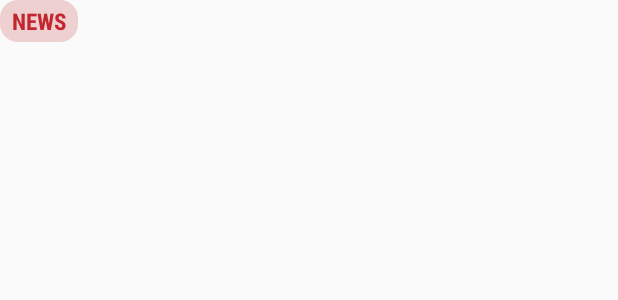
After one commit to tomstark99/epigram, an Android app: the layout element_tag_author.xml on its own in the app's theme, with its tools: preview values and no code run, on a phone screen of 412 x 824 dp. The commit adds this screen. Shown: the top 300 px of the screen. Run offline under Robolectric (Android 15) with nearby library versions, the phone set to English and light mode, and no system bars; network calls fail.

Commit message:
Image Caching
- Glide now only loads images into memory rather than on disk cache, drastically reducing disk usage
- Glide memory is cleared on application start
- Added dedicated author tag with increased text size
- added new element to be used when new articles are loading

```diff
--- a/app/src/main/java/com/epigram/android/ui/SplashActivity.kt
+++ b/app/src/main/java/com/epigram/android/ui/SplashActivity.kt
@@ -12,6 +12,7 @@ import com.epigram.android.R
 import com.epigram.android.data.arch.PreferenceModule
 
 import androidx.appcompat.app.AppCompatDelegate.setDefaultNightMode
+import com.bumptech.glide.Glide
 
 class SplashActivity : AppCompatActivity() {
 
@@ -22,6 +23,7 @@ class SplashActivity : AppCompatActivity() {
             View.SYSTEM_UI_FLAG_LAYOUT_STABLE or View.SYSTEM_UI_FLAG_LAYOUT_FULLSCREEN
 
         setContentView(R.layout.activity_splash_screen)
+        Glide.get(this).clearMemory()
         findViewById<View>(R.id.left_logo).post {
             val screen = findViewById<View>(R.id.splash_root)
             val logoR = findViewById<View>(R.id.right_logo)
--- a/app/src/main/java/com/epigram/android/ui/adapters/AdapterArticles.kt
+++ b/app/src/main/java/com/epigram/android/ui/adapters/AdapterArticles.kt
@@ -13,6 +13,7 @@ import androidx.recyclerview.widget.RecyclerView
 import com.bumptech.glide.Glide
 import com.bumptech.glide.load.DataSource
 import com.bumptech.glide.load.MultiTransformation
+import com.bumptech.glide.load.engine.DiskCacheStrategy
 import com.bumptech.glide.load.engine.GlideException
 import com.bumptech.glide.load.resource.bitmap.CenterCrop
 import com.bumptech.glide.load.resource.bitmap.RoundedCorners
@@ -152,6 +153,7 @@ class AdapterArticles(context: Context, posts: MutableList<Post>, loadNext: Load
         holder.date.text = Utils.dateText(posts[position].date)//posts[position].date.toString("MMM d, yyyy")
         Glide.with(holder.articleImage)
             .load(posts[position].image)
+            .diskCacheStrategy(DiskCacheStrategy.NONE)
             .placeholder(R.drawable.placeholder_background)
             .apply(RequestOptions.bitmapTransform(multiTransformation))
             .listener(
--- a/app/src/main/java/com/epigram/android/ui/adapters/AdapterArticlesHome.kt
+++ b/app/src/main/java/com/epigram/android/ui/adapters/AdapterArticlesHome.kt
@@ -15,6 +15,7 @@ import androidx.recyclerview.widget.RecyclerView
 import com.bumptech.glide.Glide
 import com.bumptech.glide.load.DataSource
 import com.bumptech.glide.load.MultiTransformation
+import com.bumptech.glide.load.engine.DiskCacheStrategy
 import com.bumptech.glide.load.engine.GlideException
 import com.bumptech.glide.load.resource.bitmap.CenterCrop
 import com.bumptech.glide.load.resource.bitmap.RoundedCorners
@@ -191,6 +192,7 @@ class AdapterArticlesHome(context: Context, posts: MutableList<Post>, var breaki
     }
 
     fun addPosts(newPosts: List<Post>){
+        posts.remove(posts.last())
         val posts2 = posts
         posts2.addAll(newPosts)
         Observable.fromIterable(posts2)
@@ -212,6 +214,7 @@ class AdapterArticlesHome(context: Context, posts: MutableList<Post>, var breaki
         holder.date!!.text = Utils.dateText(posts[position].date)//posts[position].date.toString("MMM d, yyyy")
         Glide.with(holder.articleImage!!)
             .load(posts[position].image)
+            .diskCacheStrategy(DiskCacheStrategy.NONE)
             .placeholder(R.drawable.placeholder_background)
             .apply(RequestOptions.bitmapTransform(multiTransformation))
             .listener(
@@ -229,6 +232,7 @@ class AdapterArticlesHome(context: Context, posts: MutableList<Post>, var breaki
             ).into(holder.articleImage!!)
 
         if(position > itemCount - 4) {
+            posts.add
             loadNextPage.bottomReached()
         }
 
--- a/app/src/main/java/com/epigram/android/ui/adapters/AdapterAuthor.kt
+++ b/app/src/main/java/com/epigram/android/ui/adapters/AdapterAuthor.kt
@@ -13,6 +13,7 @@ import androidx.recyclerview.widget.RecyclerView
 import com.bumptech.glide.Glide
 import com.bumptech.glide.load.DataSource
 import com.bumptech.glide.load.MultiTransformation
+import com.bumptech.glide.load.engine.DiskCacheStrategy
 import com.bumptech.glide.load.engine.GlideException
 import com.bumptech.glide.load.resource.bitmap.CenterCrop
 import com.bumptech.glide.load.resource.bitmap.CircleCrop
@@ -60,6 +61,7 @@ class AdapterAuthor(context: Context, posts: MutableList<Post>, loadNext: LoadNe
         if (image.isNotEmpty() && position == 0) {
             Glide.with(holder.author_image!!)
                 .load(image)
+                .diskCacheStrategy(DiskCacheStrategy.NONE)
                 .placeholder(R.drawable.placeholder_author_image)
                 .apply(RequestOptions.bitmapTransform(authorTransformation))
                 .into(holder.author_image!!)
--- a/app/src/main/java/com/epigram/android/ui/adapters/AdapterAuthorTag.kt
+++ b/app/src/main/java/com/epigram/android/ui/adapters/AdapterAuthorTag.kt
@@ -73,7 +73,7 @@ class AdapterAuthorTag(tags: Triple<List<String>?, List<String>?, List<String>?>
 
     override fun onCreateViewHolder(parent: ViewGroup, viewType: Int): MyViewHolder {
         context = parent.context
-        val l = LayoutInflater.from(parent.context).inflate(R.layout.element_tag, parent, false) as LinearLayout
+        val l = LayoutInflater.from(parent.context).inflate(R.layout.element_tag_author, parent, false) as LinearLayout
         return MyViewHolder(l)
     }
 
--- a/app/src/main/java/com/epigram/android/ui/adapters/AdapterCorona.kt
+++ b/app/src/main/java/com/epigram/android/ui/adapters/AdapterCorona.kt
@@ -14,6 +14,7 @@ import androidx.recyclerview.widget.RecyclerView
 import com.bumptech.glide.Glide
 import com.bumptech.glide.load.DataSource
 import com.bumptech.glide.load.MultiTransformation
+import com.bumptech.glide.load.engine.DiskCacheStrategy
 import com.bumptech.glide.load.engine.GlideException
 import com.bumptech.glide.load.resource.bitmap.CenterCrop
 import com.bumptech.glide.load.resource.bitmap.RoundedCorners
@@ -156,6 +157,7 @@ class AdapterCorona(context: Context, posts: MutableList<Post>, loadNext: LoadNe
         holder.date!!.text = Utils.dateText(posts[position].date)//posts[position].date.toString("MMM d, yyyy")
         Glide.with(holder.articleImage!!)
             .load(posts[position].image)
+            .diskCacheStrategy(DiskCacheStrategy.NONE)
             .placeholder(R.drawable.placeholder_background)
             .apply(RequestOptions.bitmapTransform(multiTransformation))
             .listener(
--- a/app/src/main/java/com/epigram/android/ui/adapters/AdapterSearch.kt
+++ b/app/src/main/java/com/epigram/android/ui/adapters/AdapterSearch.kt
@@ -16,6 +16,7 @@ import androidx.recyclerview.widget.RecyclerView
 import com.bumptech.glide.Glide
 import com.bumptech.glide.load.DataSource
 import com.bumptech.glide.load.MultiTransformation
+import com.bumptech.glide.load.engine.DiskCacheStrategy
 import com.bumptech.glide.load.engine.GlideException
 import com.bumptech.glide.load.resource.bitmap.CenterCrop
 import com.bumptech.glide.load.resource.bitmap.RoundedCorners
@@ -152,6 +153,7 @@ class AdapterSearch (var context: Context, posts: List<Post>, var loadNext: Load
         holder.date.text = Utils.dateText(posts[position].date)//posts[position].date.toString("MMM d, yyyy")
         Glide.with(holder.image)
             .load(posts[position].image)
+            .diskCacheStrategy(DiskCacheStrategy.NONE)
             .placeholder(R.drawable.placeholder_background)
             .apply(RequestOptions.bitmapTransform(multiTransformation))
             .listener(
--- a/app/src/main/java/com/epigram/android/ui/adapters/BreakingAdapter.kt
+++ b/app/src/main/java/com/epigram/android/ui/adapters/BreakingAdapter.kt
@@ -11,6 +11,7 @@ import androidx.recyclerview.widget.RecyclerView
 import com.bumptech.glide.Glide
 import com.bumptech.glide.load.DataSource
 import com.bumptech.glide.load.MultiTransformation
+import com.bumptech.glide.load.engine.DiskCacheStrategy
 import com.bumptech.glide.load.engine.GlideException
 import com.bumptech.glide.load.resource.bitmap.CenterCrop
 import com.bumptech.glide.load.resource.bitmap.RoundedCorners
@@ -45,6 +46,7 @@ class BreakingAdapter(var context: Context, var posts: MutableList<Post>, var lo
     fun setImage(holder: ViewHolder, position: Int){
         Glide.with(holder.image)
             .load(posts[position].image)
+            .diskCacheStrategy(DiskCacheStrategy.NONE)
             .placeholder(R.drawable.placeholder_background)
             .apply(RequestOptions.bitmapTransform(multiTransformation))
             .listener(
--- /dev/null
+++ b/app/src/main/res/layout/element_tag_author.xml
@@ -0,0 +1,24 @@
+<?xml version="1.0" encoding="utf-8"?>
+<LinearLayout
+    xmlns:android="http://schemas.android.com/apk/res/android"
+    xmlns:tools="http://schemas.android.com/tools"
+    android:orientation="vertical"
+    android:layout_width="wrap_content"
+    android:layout_height="wrap_content"
+    android:paddingEnd="@dimen/baby_padding">
+    <TextView
+        android:id="@+id/article_tag_text"
+        android:layout_width="wrap_content"
+        android:layout_height="wrap_content"
+        android:background="@drawable/tag_background"
+        android:layout_gravity="center"
+        tools:text="NEWS"
+        android:paddingStart="8dp"
+        android:paddingEnd="8dp"
+        android:paddingTop="3dp"
+        android:paddingBottom="3dp"
+        android:fontFamily="sans-serif-condensed-medium"
+        android:textStyle="bold"
+        android:textColor="@color/red_to_white"
+        android:textSize="15dp"/>
+</LinearLayout>
```
Also changed, not shown: app/src/main/java/com/epigram/android/ui/adapters/AdapterPlaceholder.kt (+33 -11 lines), app/src/main/java/com/epigram/android/ui/adapters/MyAdapterArticles.java (+9 -2 lines), app/src/main/res/layout/element_load_next.xml (added, +9 -0 lines).
